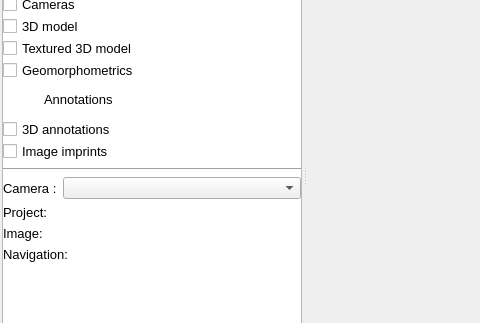
Qt form UI/menu.ui (marinmarcillat/ChubacappV2) before a commit; both pictures show x 0 to 480 and y 216 to 539 of the 1346 by 754 pixel window.
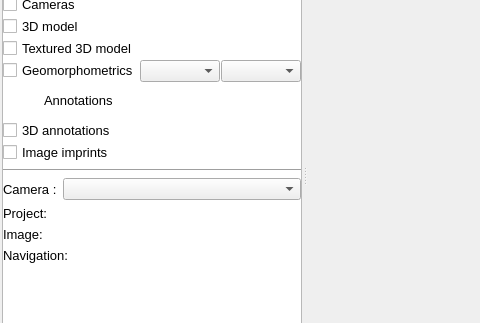
The same form after that commit. Icons and pictures are not drawn. Custom widgets are drawn as their Qt base class.

```diff
--- a/UI/menu.ui
+++ b/UI/menu.ui
@@ -89,7 +89,7 @@
     <property name="verticalSpacing">
      <number>2</number>
     </property>
-    <item row="0" column="1">
+    <item row="0" column="2">
      <widget class="QTextEdit" name="debug">
       <property name="maximumSize">
        <size>
@@ -99,7 +99,7 @@
       </property>
      </widget>
     </item>
-    <item row="0" column="0">
+    <item row="0" column="1">
      <widget class="QSplitter" name="splitter">
       <property name="sizePolicy">
        <sizepolicy hsizetype="Expanding" vsizetype="Preferred">
@@ -128,8 +128,8 @@
          <rect>
           <x>0</x>
           <y>0</y>
-          <width>298</width>
-          <height>667</height>
+          <width>303</width>
+          <height>650</height>
          </rect>
         </property>
         <layout class="QGridLayout" name="gridLayout">
@@ -445,7 +445,18 @@
                 </widget>
                </item>
                <item>
+                <layout class="QHBoxLayout" name="horizontalLayout_9">
+                 <property name="bottomMargin">
+                  <number>0</number>
+                 </property>
+                 <item>
                 <widget class="QCheckBox" name="GeomLayer">
+                   <property name="sizePolicy">
+                    <sizepolicy hsizetype="Minimum" vsizetype="Fixed">
+                     <horstretch>0</horstretch>
+                     <verstretch>0</verstretch>
+                    </sizepolicy>
+                   </property>
                  <property name="font">
                   <font>
                    <pointsize>10</pointsize>
@@ -459,6 +470,28 @@
                    <normaloff>:/icons/slope.ico</normaloff>:/icons/slope.ico</iconset>
                  </property>
                 </widget>
+                 </item>
+                 <item>
+                  <widget class="QComboBox" name="geoms_scales">
+                   <property name="sizePolicy">
+                    <sizepolicy hsizetype="Expanding" vsizetype="Fixed">
+                     <horstretch>0</horstretch>
+                     <verstretch>0</verstretch>
+                    </sizepolicy>
+                   </property>
+                  </widget>
+                 </item>
+                 <item>
+                  <widget class="QComboBox" name="geoms_scalar">
+                   <property name="sizePolicy">
+                    <sizepolicy hsizetype="Expanding" vsizetype="Fixed">
+                     <horstretch>0</horstretch>
+                     <verstretch>0</verstretch>
+                    </sizepolicy>
+                   </property>
+                  </widget>
+                 </item>
+                </layout>
                </item>
               </layout>
              </widget>
```
Lines whose indentation alone changed are shown as unchanged.
